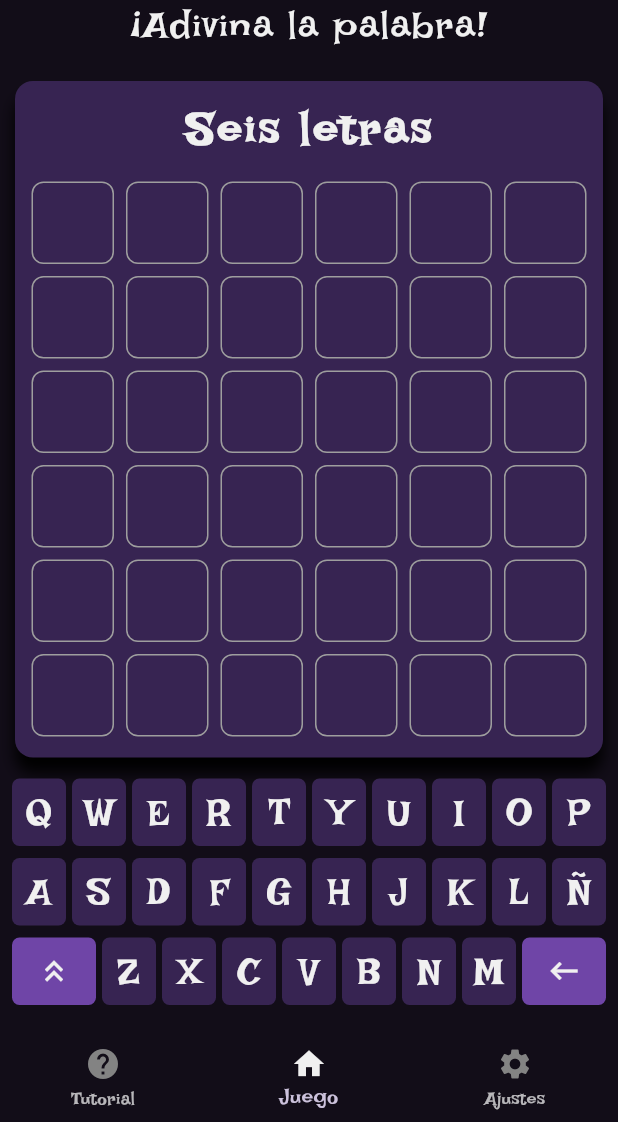
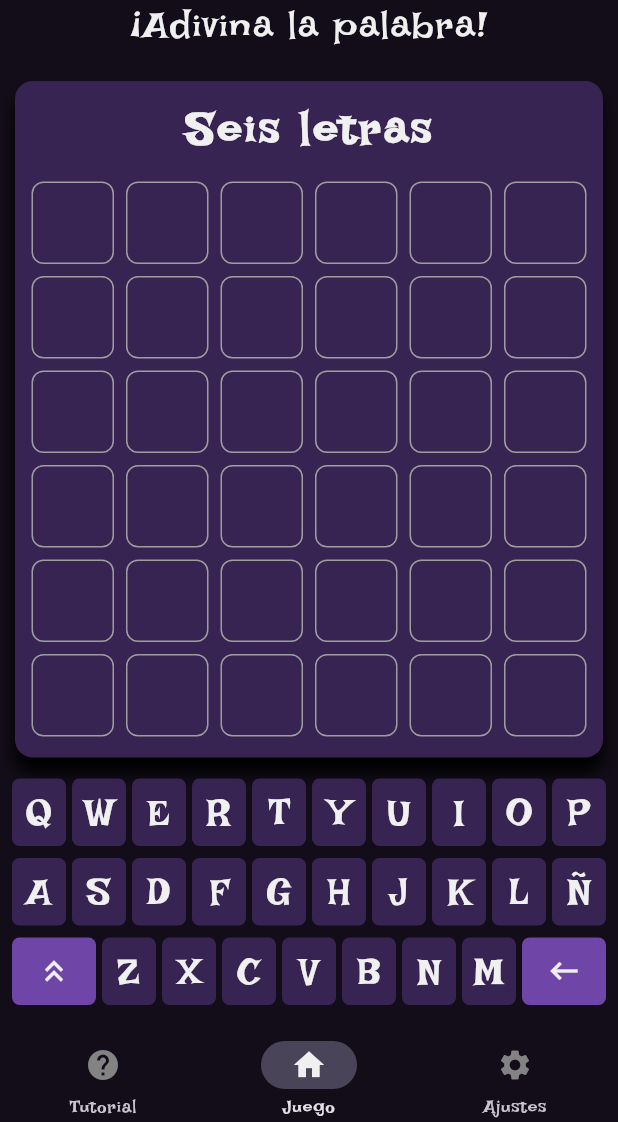
Before and after one commit to loomlight-games/Witchle, a Flutter app: the screen it shows after launch, on a phone screen of 412 x 824 dp, the part 114-1236 px from its top. Run offline on Flutter 3.47's test engine with Material 3 defaults, Android fonts, the light colour scheme and no system bars; drawn by our look-alikes of flip_card; our stand-ins replace equatable.

Commit message:
Better navigation bar with MD3

```diff
--- a/lib/game/widgets/keyboard_widget.dart
+++ b/lib/game/widgets/keyboard_widget.dart
@@ -103,6 +103,7 @@ class _KeyboardButton extends StatelessWidget {
       child: Material(
         color: backGroundColor,
         borderRadius: BorderRadius.circular(5),
+        // Bloom effect
         child: InkWell(
           onTap: onTap,
           child: Container(
--- a/lib/game/witchle.dart
+++ b/lib/game/witchle.dart
@@ -10,14 +10,14 @@ class Witchle extends StatefulWidget {
 class _WitchleState extends State<Witchle> {
   // PROPERTIES ////////////////////////////////////////////////////////////
 
-  // List of screens in navBar order
-  final List _screens = [TutorialScreen(), GameScreen(), SettingsScreen()];
+  // PageController to manage page transitions
+  final PageController _pageController = PageController(initialPage: 1);
 
   int _currentScreen = 1; // Initial screen is game
 
   // METHODS ////////////////////////////////////////////////////////////////
 
-  // Updates current screen
+  // Updates current screen and animates to the selected page
   void _navigateToScreen(int nextScreen) {
     // Hide the current SnackBar
     ScaffoldMessenger.of(context).hideCurrentSnackBar();
@@ -25,43 +25,66 @@ class _WitchleState extends State<Witchle> {
     setState(() {
       _currentScreen = nextScreen;
     });
+
+    // Animate to the selected page
+    _pageController.animateToPage(
+      nextScreen,
+      duration: const Duration(milliseconds: 300),
+      curve: Curves.easeInOut,
+    );
   }
 
   // WIDGET /////////////////////////////////////////////////////////////////
   @override
   Widget build(BuildContext context) {
     return Scaffold(
-      appBar: appBar(),
-      body: _screens[_currentScreen],
-      bottomNavigationBar: bottomBar(),
+      appBar: _buildAppBar(),
+      body: PageView(
+        controller: _pageController,
+        children: const [
+          TutorialScreen(),
+          GameScreen(),
+          SettingsScreen(),
+        ],
+        onPageChanged: (index) {
+          setState(() {
+            _currentScreen = index;
+          });
+        },
+      ),
+      bottomNavigationBar: _buildNavigationBar(),
     );
   }
 
-  AppBar appBar() {
+  AppBar _buildAppBar() {
+    const TextStyle titleTextStyle = TextStyle(
+      fontSize: 50,
+      fontWeight: FontWeight.bold,
+      letterSpacing: 15,
+      color: letterColor,
+    );
+
+    const TextStyle subtitleTextStyle = TextStyle(
+      fontSize: 25,
+      fontWeight: FontWeight.normal,
+      letterSpacing: 1,
+      color: letterColor,
+    );
+
     return AppBar(
       centerTitle: true,
       backgroundColor: Colors.transparent,
       elevation: 0,
       title: Column(
         mainAxisSize: MainAxisSize.min,
-        children: [
-          const Text(
+        children: const [
+          Text(
             'WITCHLE',
-            style: TextStyle(
-              fontSize: 50,
-              fontWeight: FontWeight.bold,
-              letterSpacing: 15,
-              color: letterColor,
+            style: titleTextStyle,
           ),
-          ),
-          const Text(
+          Text(
             '¡Adivina la palabra!',
-            style: TextStyle(
-              fontSize: 25,
-              fontWeight: FontWeight.normal,
-              letterSpacing: 1,
-              color: letterColor,
-            ),
+            style: subtitleTextStyle,
           ),
         ],
       ),
@@ -69,29 +92,32 @@ class _WitchleState extends State<Witchle> {
     );
   }
 
-  BottomNavigationBar bottomBar() {
-    return BottomNavigationBar(
-      currentIndex: _currentScreen,
-      onTap: _navigateToScreen,
-      items: [
-        BottomNavigationBarItem(
+  Widget _buildNavigationBar() {
+    return SizedBox(
+      height: 56.0, // To set a size for the navigation bar
+      child: NavigationBar(
+        selectedIndex: _currentScreen,
+        onDestinationSelected: _navigateToScreen,
+        destinations: const [
+          NavigationDestination(
             icon: Icon(Icons.help_sharp, color: disabledLetterColor),
+            selectedIcon: Icon(Icons.help_sharp, color: letterColor),
             label: 'Tutorial',
-          activeIcon: Icon(Icons.help_sharp, color: letterColor),
           ),
-        BottomNavigationBarItem(
+          NavigationDestination(
             icon: Icon(Icons.home, color: disabledLetterColor),
-          activeIcon: Icon(Icons.home, color: letterColor),
+            selectedIcon: Icon(Icons.home, color: letterColor),
             label: 'Juego',
           ),
-        BottomNavigationBarItem(
+          NavigationDestination(
             icon: Icon(Icons.settings, color: disabledLetterColor),
-          activeIcon: Icon(Icons.settings, color: letterColor),
+            selectedIcon: Icon(Icons.settings, color: letterColor),
             label: 'Ajustes',
           ),
         ],
         backgroundColor: Colors.transparent,
         elevation: 0,
+      ),
     );
   }
 }
```
Lines whose indentation alone changed are shown as unchanged.
